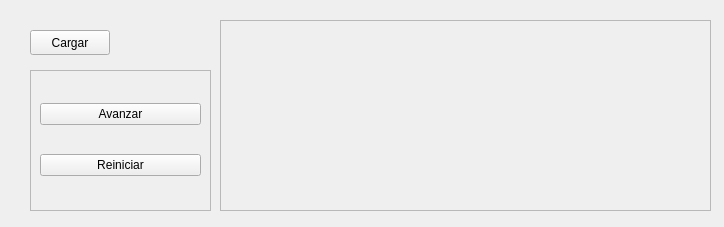
This is laberintowindow.ui in carlosvelaquez/Proyecto-EdD1 as Qt 5 draws it before an edit. The edited form follows.
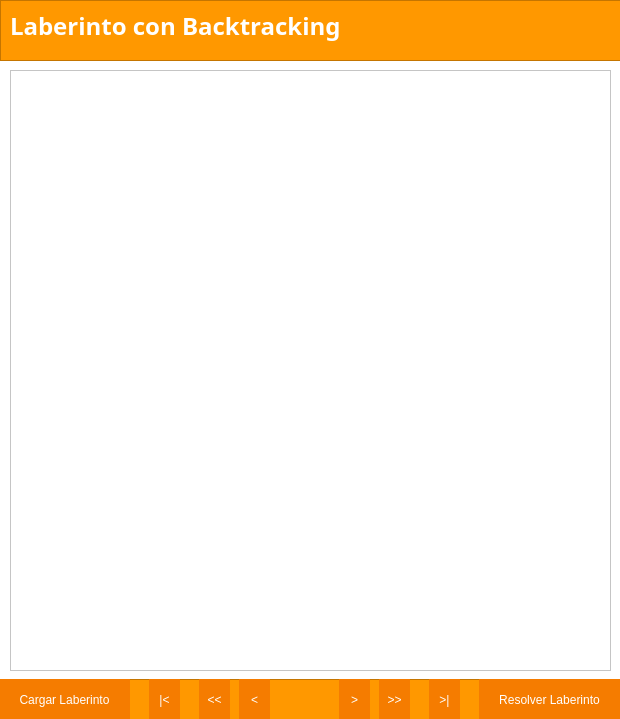
This is the edited form.

Commit message: Graphs cargar/guardar

Patch:
```diff
--- a/laberintowindow.ui
+++ b/laberintowindow.ui
@@ -6,20 +6,82 @@
    <rect>
     <x>0</x>
     <y>0</y>
-    <width>724</width>
-    <height>227</height>
+    <width>620</width>
+    <height>719</height>
    </rect>
   </property>
   <property name="windowTitle">
    <string>Form</string>
   </property>
+  <property name="styleSheet">
+   <string notr="true">QWidget{
+	background-color:white;
+}</string>
+  </property>
+  <widget class="QFrame" name="frame_2">
+   <property name="geometry">
+    <rect>
+     <x>0</x>
+     <y>0</y>
+     <width>621</width>
+     <height>61</height>
+    </rect>
+   </property>
+   <property name="styleSheet">
+    <string notr="true">QFrame{
+background-color:#FF9800;
+}
+
+QLabel{
+color: white;
+}
+
+QPushButton{
+background-color: #F57C00;
+color: white;
+border: none;
+font: 11pt &quot;Lato&quot;;
+}
+
+QPushButton:hover{
+background-color:#E65100;
+}</string>
+   </property>
+   <property name="frameShape">
+    <enum>QFrame::StyledPanel</enum>
+   </property>
+   <property name="frameShadow">
+    <enum>QFrame::Raised</enum>
+   </property>
+   <widget class="QLabel" name="label_2">
+    <property name="geometry">
+     <rect>
+      <x>10</x>
+      <y>10</y>
+      <width>371</width>
+      <height>31</height>
+     </rect>
+    </property>
+    <property name="font">
+     <font>
+      <family>Montserrat</family>
+      <pointsize>18</pointsize>
+      <weight>75</weight>
+      <bold>true</bold>
+     </font>
+    </property>
+    <property name="text">
+     <string>Laberinto con Backtracking</string>
+    </property>
+   </widget>
+  </widget>
   <widget class="QFrame" name="frame">
    <property name="geometry">
     <rect>
-     <x>30</x>
+     <x>10</x>
      <y>70</y>
-     <width>181</width>
-     <height>141</height>
+     <width>601</width>
+     <height>601</height>
     </rect>
    </property>
    <property name="frameShape">
@@ -28,51 +90,146 @@
    <property name="frameShadow">
     <enum>QFrame::Raised</enum>
    </property>
-   <layout class="QVBoxLayout" name="verticalLayout">
-    <item>
-     <widget class="QPushButton" name="pushbutton_next">
-      <property name="text">
-       <string>Avanzar</string>
-      </property>
-     </widget>
-    </item>
-    <item>
-     <widget class="QPushButton" name="pushButton_restart">
-      <property name="text">
-       <string>Reiniciar</string>
-      </property>
-     </widget>
-    </item>
-   </layout>
   </widget>
-  <widget class="QPushButton" name="pushbutton_load">
+  <widget class="QFrame" name="frame_3">
    <property name="geometry">
     <rect>
-     <x>30</x>
-     <y>30</y>
-     <width>80</width>
-     <height>25</height>
+     <x>-1</x>
+     <y>679</y>
+     <width>621</width>
+     <height>41</height>
     </rect>
    </property>
-   <property name="text">
-    <string>Cargar</string>
+   <property name="styleSheet">
+    <string notr="true">QFrame{
+background-color:#FF9800;
+}
+
+QLabel{
+color: white;
+}
+
+QPushButton{
+background-color: #F57C00;
+color: white;
+border: none;
+font: 11pt &quot;Lato&quot;;
+}
+
+QPushButton:hover{
+background-color:#E65100;
+}</string>
    </property>
-  </widget>
-  <widget class="QFrame" name="frame_2">
-   <property name="geometry">
-    <rect>
-     <x>220</x>
-     <y>20</y>
-     <width>491</width>
-     <height>191</height>
-    </rect>
-   </property>
    <property name="frameShape">
     <enum>QFrame::StyledPanel</enum>
    </property>
    <property name="frameShadow">
     <enum>QFrame::Raised</enum>
    </property>
+   <widget class="QPushButton" name="pushbutton_next">
+    <property name="geometry">
+     <rect>
+      <x>480</x>
+      <y>0</y>
+      <width>141</width>
+      <height>41</height>
+     </rect>
+    </property>
+    <property name="text">
+     <string>Resolver Laberinto</string>
+    </property>
+   </widget>
+   <widget class="QPushButton" name="pushbutton_load">
+    <property name="geometry">
+     <rect>
+      <x>0</x>
+      <y>0</y>
+      <width>131</width>
+      <height>41</height>
+     </rect>
+    </property>
+    <property name="text">
+     <string>Cargar Laberinto</string>
+    </property>
+   </widget>
+   <widget class="QPushButton" name="pushbutton_next_2">
+    <property name="geometry">
+     <rect>
+      <x>340</x>
+      <y>0</y>
+      <width>31</width>
+      <height>41</height>
+     </rect>
+    </property>
+    <property name="text">
+     <string>&gt;</string>
+    </property>
+   </widget>
+   <widget class="QPushButton" name="pushbutton_next_3">
+    <property name="geometry">
+     <rect>
+      <x>380</x>
+      <y>0</y>
+      <width>31</width>
+      <height>41</height>
+     </rect>
+    </property>
+    <property name="text">
+     <string>&gt;&gt;</string>
+    </property>
+   </widget>
+   <widget class="QPushButton" name="pushbutton_next_4">
+    <property name="geometry">
+     <rect>
+      <x>430</x>
+      <y>0</y>
+      <width>31</width>
+      <height>41</height>
+     </rect>
+    </property>
+    <property name="text">
+     <string>&gt;|</string>
+    </property>
+   </widget>
+   <widget class="QPushButton" name="pushbutton_next_5">
+    <property name="geometry">
+     <rect>
+      <x>240</x>
+      <y>0</y>
+      <width>31</width>
+      <height>41</height>
+     </rect>
+    </property>
+    <property name="text">
+     <string>&lt;</string>
+    </property>
+   </widget>
+   <widget class="QPushButton" name="pushbutton_next_6">
+    <property name="geometry">
+     <rect>
+      <x>200</x>
+      <y>0</y>
+      <width>31</width>
+      <height>41</height>
+     </rect>
+    </property>
+    <property name="text">
+     <string>&lt;&lt;</string>
+    </property>
+   </widget>
+   <widget class="QPushButton" name="pushbutton_next_7">
+    <property name="geometry">
+     <rect>
+      <x>150</x>
+      <y>0</y>
+      <width>31</width>
+      <height>41</height>
+     </rect>
+    </property>
+    <property name="text">
+     <string>|&lt;</string>
+    </property>
+   </widget>
   </widget>
  </widget>
  <resources/>
```
The commit also changes 42 other files.
